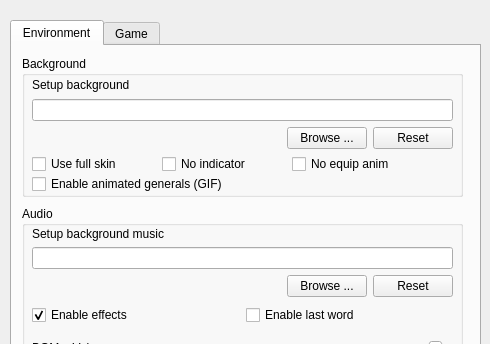
The window that src/dialog/configdialog.ui (lolosiyue/Qsanguosha-sijyu) describes before a commit, drawn with Qt 5; both pictures show x 0 to 490 and y 0 to 344 of the 490 by 550 pixel window.
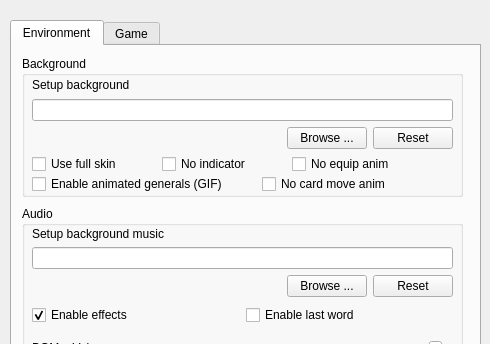
The same window after the commit.

Patch:
```diff
--- a/src/dialog/configdialog.ui
+++ b/src/dialog/configdialog.ui
@@ -391,6 +391,19 @@
         <string>Enable animated generals (GIF)</string>
        </property>
       </widget>
+      <widget class="QCheckBox" name="noCardMoveAnimCheckBox">
+       <property name="geometry">
+        <rect>
+         <x>240</x>
+         <y>120</y>
+         <width>181</width>
+         <height>16</height>
+        </rect>
+       </property>
+       <property name="text">
+        <string>No card move anim</string>
+       </property>
+      </widget>
     </widget>
      <widget class="QGroupBox" name="fontSetupGroupBox">
       <property name="geometry">
```
